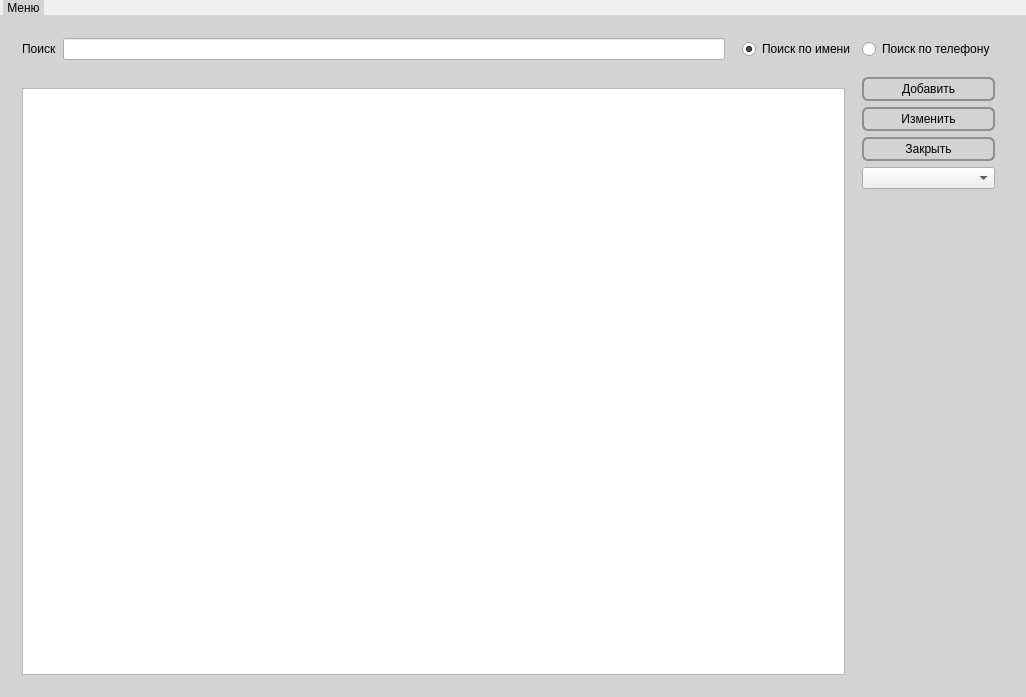
KonstantinKnyaz/Order_Scheduler, file mainwindow.ui: the form before one commit.
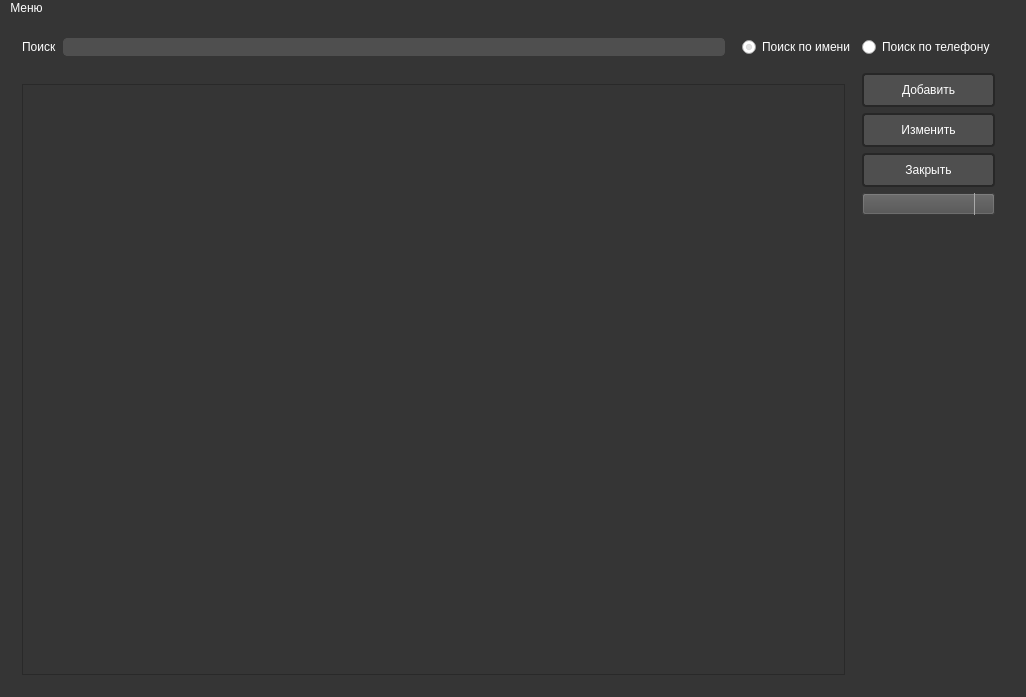
The form after the commit.

```diff
--- a/mainwindow.ui
+++ b/mainwindow.ui
@@ -15,14 +15,9 @@
   </property>
   <property name="styleSheet">
    <string notr="true">QMainWindow{
-background-color: lightgray;
-color: white;
+background-color: #353535; color: white;
 }
-QMainWindow::separator {
-    background: yellow;
-    width: 10px; 
-    height: 10px; 
-}
+QMainWindow::separator {background: yellow; width: 10px;  height: 10px;}
 
 QMainWindow::separator:hover {
     background: red;
@@ -39,58 +34,45 @@
     background-color: transparent;
 }
 
-QMenu::item:selected { /* when user selects item using mouse or keyboard */
-    background-color: #363534;
-}
-QMenuBar {
-    background-color: qlineargradient(x1:0, y1:0, x2:0, y2:1,
-                                      stop:0 lightgray, stop:1 darkgray);
-    spacing: 3px; /* spacing between menu bar items */
-}
+QMenu::item:selected {background-color: #a4a4a4;}
 
-QMenuBar::item {
-    padding: 1px 4px;
-    background: transparent;
-    border-radius: 4px;
-}
+QMenuBar {background-color: #353535; color: white;}
 
-QMenuBar::item:selected { /* when selected using mouse or keyboard */
-    background: #a8a8a8;
-}
+QMenuBar::item {padding: 1px 4px; background: transparent; border-radius: 4px;}
 
-QMenuBar::item:pressed {
-    background: #888888;
-}
+QMenuBar::item:selected {background: #a8a8a8;}
 
-QPushButton {
-    border: 2px solid #8f8f91;
-    border-radius: 6px;
-    background-color: qlineargradient(x1: 0, y1: 0, x2: 0, y2: 1,
-                                      stop: 0 #f6f7fa, stop: 1 #dadbde);
-    min-width: 80px;
-	height: 20px;
-}
+QMenuBar::item:pressed {background: #888888;}
 
-QPushButton:pressed {
-    background-color: qlineargradient(x1: 0, y1: 0, x2: 0, y2: 1,
-                                      stop: 0 #dadbde, stop: 1 #f6f7fa);
-}
+QPushButton {border: 2px solid #272727; border-radius: 4px; background-color: #4f4f4f; color: white; min-width: 80px; height: 30px;}
 
-QPushButton:flat {
-    border: none; /* no border for a flat push button */
-}
+QPushButton:pressed {color: white; background-color: qlineargradient(x1: 0, y1: 0, x2: 0, y2: 1,stop: 0 #2b2b2b, stop: 1 #505050);}
 
-QPushButton:default {
-    border-color: navy; /* make the default button prominent */
-}
+QPushButton:flat {border: none;}
 
-QRadioButton {
-	color:black;
-}
+QPushButton:default {border-color: navy;}
 
-QLabel {
-	color: black;
-}</string>
+QRadioButton {color:white;}
+
+QLabel {color: white;}
+
+QLineEdit {color: white; background-color: #4f4f4f; border: 1px solid #4f4f4f; border-radius: 4px;}
+
+QComboBox {color: white; background-color: #4f4f4f;}
+
+QComboBox:editable {background: white;}
+
+QComboBox:on {padding-top: 3px;padding-left: 4px;}
+
+QComboBox::drop-down {subcontrol-origin: padding; subcontrol-position: top right;width: 15px;border-left-width: 1px;border-left-color: darkgray; border-left-style: solid; border-top-right-radius: 3px; border-bottom-right-radius: 3px;}
+ 
+QComboBox::down-arrow:on {top: 1px; left: 1px;}
+
+QTableView {background-color: #353535;}
+
+QFrame {background-color: #353535; color: white}
+
+QMessageBox {background-color: #353535; color: white}</string>
   </property>
   <widget class="QWidget" name="centralWidget">
    <layout class="QGridLayout" name="gridLayout_4">
```
Left out of the diff: 11 changed lines with no effect on the pictures.
